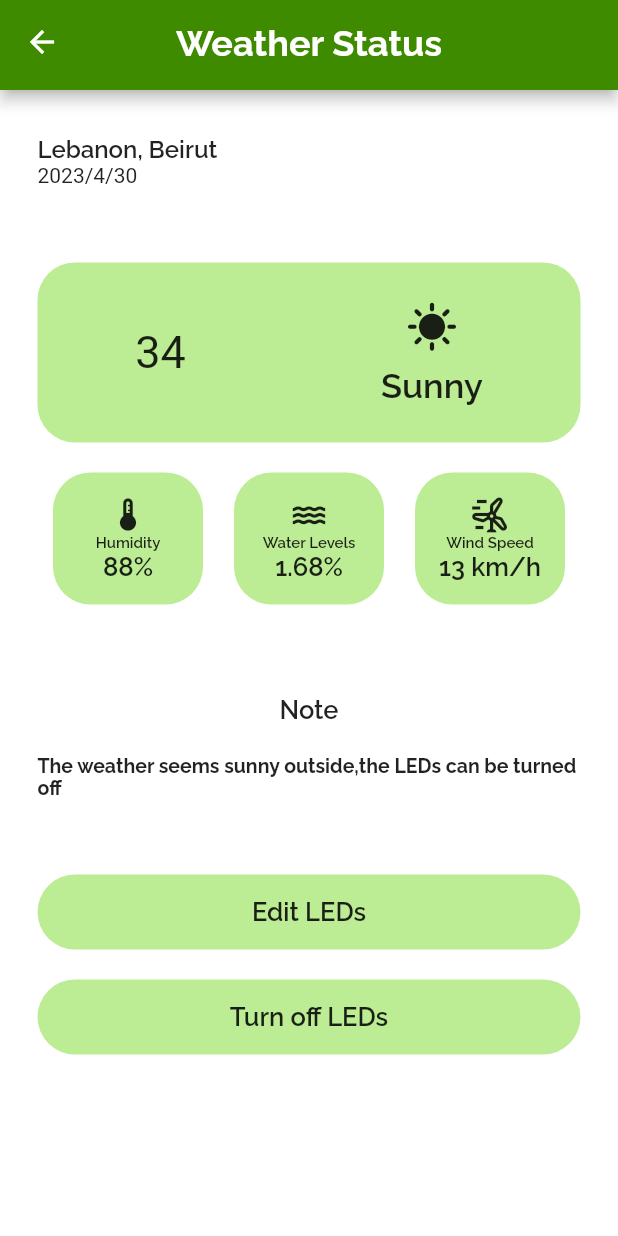
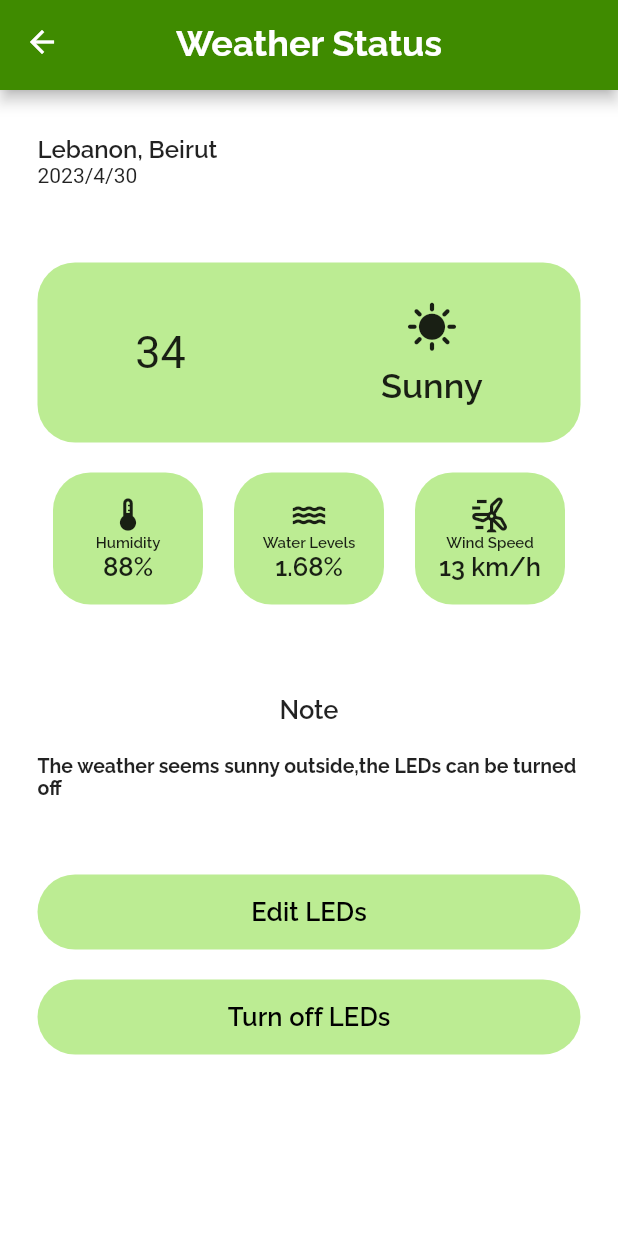
Before and after one commit to MohammadAlAgha/luminexa, a Flutter app: the WeatherPage screen opened by its route, on a phone screen of 412 x 824 dp. Run offline on Flutter 3.47's test engine with Material 2 defaults, Android fonts, the phone set to English and light mode, and no system bars; our stand-ins replace fl_chart, flutter_svg, google_nav_bar.

Commit message:
Frontend: Edited the styling of the main button

```diff
--- a/luminexa_mobile/lib/widgets/buttonWidget/buttonWidget.dart
+++ b/luminexa_mobile/lib/widgets/buttonWidget/buttonWidget.dart
@@ -20,11 +20,11 @@ class styledButton extends StatelessWidget {
             color: Color.fromARGB(255, 188, 236, 147),
             borderRadius: BorderRadius.all(Radius.circular(25))),
         child: Center(
-            child: Text(
-          innerText,
-          style: TextStyle(
-              fontFamily: "Raleway", fontSize: 17, fontWeight: FontWeight.w600),
-        )),
+          child: Text(
+            innerText,
+            style: Theme.of(context).textTheme.titleSmall,
+          ),
+        ),
       ),
     );
   }
```
